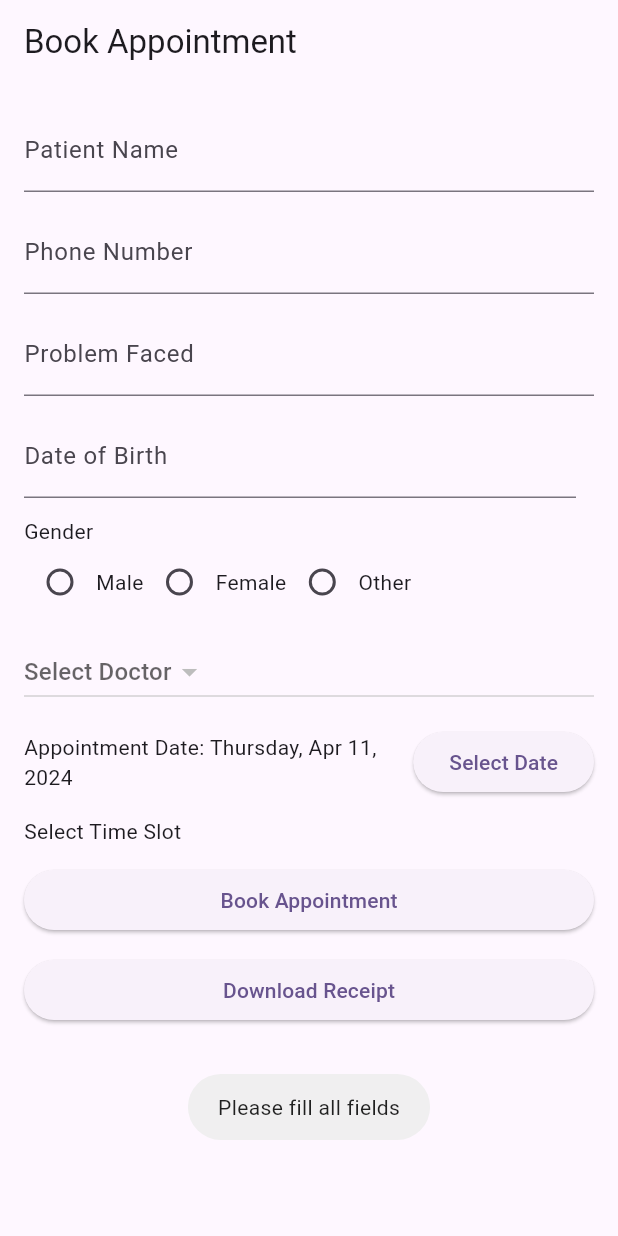
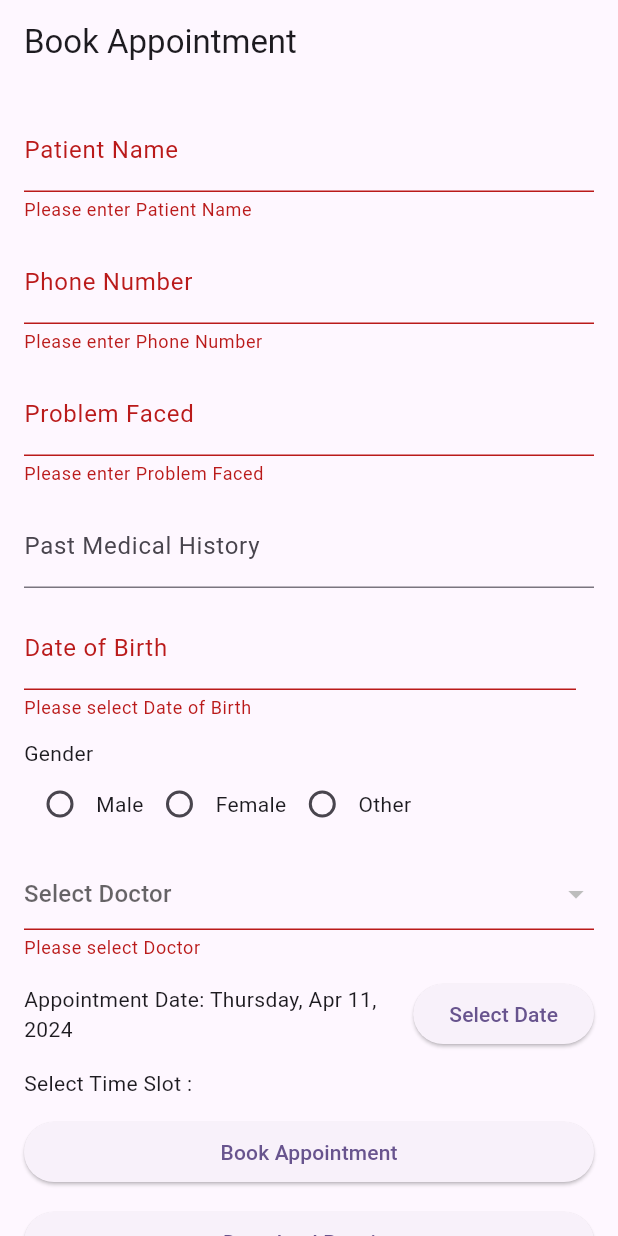
Before and after one commit to Tusharnp16/healthify, a Flutter app: the AppointmentBookingPage screen opened directly, after a tap on "Book Appointment", on a phone screen of 412 x 824 dp. Run offline on Flutter 3.47's test engine with Material 3 defaults, Android fonts, the phone set to English and light mode, and no system bars; our stand-ins replace cloud_firestore, firebase_auth, firebase_core, firebase_storage, flutter_local_notifications, flutter_rating_bar and 14 more; missing offline and left inert: flutter_pdfview, razorpay_flutter; accounts and stored records are empty.

Commit message:
book appointment

```diff
--- a/lib/bookAppointment.dart
+++ b/lib/bookAppointment.dart
@@ -33,14 +33,17 @@ class AppointmentBookingPage extends StatefulWidget {
 }
 
 class _AppointmentBookingPageState extends State<AppointmentBookingPage> {
+  final GlobalKey<FormState> _formKey = GlobalKey<FormState>();
+
   String _patientName = '';
   String _phoneNo = '';
   String _problem = '';
+  String _pastMedicalHistory = ''; // New field for past medical history
   String _selectedDoctor = '';
   DateTime _selectedDate = DateTime.now();
   DateTime? _selectedDOB;
+  TimeOfDay? _selectedSlot;
   String _selectedGender = '';
-  TimeOfDay? _selectedSlot;
   String? doctorId;
   String? gdoctorName;
   String? check;
@@ -82,7 +85,6 @@ class _AppointmentBookingPageState extends State<AppointmentBookingPage> {
   }
 
   void _handlePaymentSuccess(PaymentSuccessResponse response) async {
-    Fluttertoast.showToast(msg: "SUCCESS PAYMENT: ${response.paymentId}", timeInSecForIosWeb: 4);
     // Create and save receipt upon successful payment
     File pdfFile = await _createReceipt();
     // Navigate to PdfViewScreen to display the PDF
@@ -94,6 +96,8 @@ class _AppointmentBookingPageState extends State<AppointmentBookingPage> {
     );
     // Show notification for receipt download
     _showNotification();
+    // Insert data into Firestore only after payment success
+    _insertAppointmentData();
   }
 
   void _handlePaymentError(PaymentFailureResponse response) {
@@ -117,6 +121,7 @@ class _AppointmentBookingPageState extends State<AppointmentBookingPage> {
                 'Patient Name: $_patientName\n'
                 'Phone Number: $_phoneNo\n'
                 'Problem Faced: $_problem\n'
+                'Past Medical History: $_pastMedicalHistory\n' // Include past medical history in the receipt
                 'Selected Doctor: $_selectedDoctor\n'
                 'Appointment Date: ${DateFormat('EEEE, MMM d, yyyy').format(_selectedDate)}\n'
                 'Date of Birth: ${_selectedDOB != null ? DateFormat('yyyy-MM-dd').format(_selectedDOB!) : ''}\n'
@@ -165,10 +170,57 @@ class _AppointmentBookingPageState extends State<AppointmentBookingPage> {
     );
   }
 
-  void _showNotificationDownload() async {
-    var android = AndroidNotificationDetails('channelId', 'channelName', priority: Priority.high, importance: Importance.max);
-    var platform = NotificationDetails(android: android);
-    await flutterLocalNotificationsPlugin.show(0, 'Receipt Downloaded', 'Your receipt has been downloaded', platform, payload: '');
+  void _insertAppointmentData() {
+    // Check if required fields are filled
+    if (_patientName.isNotEmpty &&
+        _phoneNo.isNotEmpty &&
+        _problem.isNotEmpty &&
+        _selectedDoctor.isNotEmpty &&
+        _selectedDOB != null &&
+        _selectedGender.isNotEmpty) {
+      // Generate a unique user_id
+      String userId = DateTime.now().millisecondsSinceEpoch.toString();
+      // Insert data into Firestore
+      appointments.add({
+        'doctor_id': doctorId,
+        'user_id': userId,
+        'Name': _patientName,
+        'status': 'pending',
+        'reason': _problem,
+        // Include past medical history only if not empty
+        if (_pastMedicalHistory.isNotEmpty) 'past_medical_history': _pastMedicalHistory,
+        'dob': _selectedDOB,
+        'gender': _selectedGender,
+        'created_at': Timestamp.now(),
+        'timeSlot': _selectedSlot,
+      }).then((_) {
+        // Appointment booked successfully
+        Fluttertoast.showToast(msg: 'Appointment booked successfully');
+      }).catchError((error) {
+        // Error occurred while booking appointment
+        Fluttertoast.showToast(msg: 'Failed to book appointment: $error');
+      });
+    } else {
+      // Show validation messages for each empty required field
+      if (_patientName.isEmpty) {
+        Fluttertoast.showToast(msg: 'Please enter Patient Name');
+      }
+      if (_phoneNo.isEmpty) {
+        Fluttertoast.showToast(msg: 'Please enter Phone Number');
+      }
+      if (_problem.isEmpty) {
+        Fluttertoast.showToast(msg: 'Please enter Problem Faced');
+      }
+      if (_selectedDoctor.isEmpty) {
+        Fluttertoast.showToast(msg: 'Please select Doctor');
+      }
+      if (_selectedDOB == null) {
+        Fluttertoast.showToast(msg: 'Please select Date of Birth');
+      }
+      if (_selectedGender.isEmpty) {
+        Fluttertoast.showToast(msg: 'Please select Gender');
+      }
+    }
   }
 
   @override
@@ -179,19 +231,27 @@ class _AppointmentBookingPageState extends State<AppointmentBookingPage> {
       ),
       body: SingleChildScrollView(
         padding: EdgeInsets.all(16.0),
+        child: Form(
+          key: _formKey,
           child: Column(
             crossAxisAlignment: CrossAxisAlignment.stretch,
             children: <Widget>[
-            TextField(
+              TextFormField(
                 decoration: InputDecoration(labelText: 'Patient Name'),
                 onChanged: (value) {
                   setState(() {
                     _patientName = value;
                   });
                 },
+                validator: (value) {
+                  if (value!.isEmpty) {
+                    return 'Please enter Patient Name';
+                  }
+                  return null;
+                },
               ),
               SizedBox(height: 12.0),
-            TextField(
+              TextFormField(
                 decoration: InputDecoration(labelText: 'Phone Number'),
                 keyboardType: TextInputType.phone,
                 onChanged: (value) {
@@ -199,13 +259,34 @@ class _AppointmentBookingPageState extends State<AppointmentBookingPage> {
                     _phoneNo = value;
                   });
                 },
+                validator: (value) {
+                  if (value!.isEmpty) {
+                    return 'Please enter Phone Number';
+                  }
+                  return null;
+                },
               ),
               SizedBox(height: 12.0),
-            TextField(
+              TextFormField(
                 decoration: InputDecoration(labelText: 'Problem Faced'),
                 onChanged: (value) {
                   setState(() {
                     _problem = value;
+                  });
+                },
+                validator: (value) {
+                  if (value!.isEmpty) {
+                    return 'Please enter Problem Faced';
+                  }
+                  return null;
+                },
+              ),
+              SizedBox(height: 12.0),
+              TextFormField(
+                decoration: InputDecoration(labelText: 'Past Medical History'), // New field for past medical history
+                onChanged: (value) {
+                  setState(() {
+                    _pastMedicalHistory = value;
                   });
                 },
               ),
@@ -213,7 +294,7 @@ class _AppointmentBookingPageState extends State<AppointmentBookingPage> {
               Row(
                 children: <Widget>[
                   Expanded(
-                  child: TextField(
+                    child: TextFormField(
                       decoration: InputDecoration(labelText: 'Date of Birth'),
                       readOnly: true,
                       controller: TextEditingController(
@@ -230,6 +311,12 @@ class _AppointmentBookingPageState extends State<AppointmentBookingPage> {
                             _selectedDOB = picked;
                           });
                         }
+                      },
+                      validator: (value) {
+                        if (_selectedDOB == null) {
+                          return 'Please select Date of Birth';
+                        }
+                        return null;
                       },
                     ),
                   ),
@@ -295,7 +382,7 @@ class _AppointmentBookingPageState extends State<AppointmentBookingPage> {
                   return Row(
                     children: <Widget>[
                       Expanded(
-                      child: DropdownButton(
+                        child: DropdownButtonFormField(
                           items: doctorDropdownItems,
                           onChanged: (value) async {
                             setState(() {
@@ -306,6 +393,12 @@ class _AppointmentBookingPageState extends State<AppointmentBookingPage> {
                           },
                           value: _selectedDoctor.isNotEmpty ? _selectedDoctor : null,
                           hint: Text('Select Doctor'),
+                          validator: (value) {
+                            if (_selectedDoctor.isEmpty) {
+                              return 'Please select Doctor';
+                            }
+                            return null;
+                          },
                         ),
                       ),
                     ],
@@ -328,11 +421,15 @@ class _AppointmentBookingPageState extends State<AppointmentBookingPage> {
                 ],
               ),
               SizedBox(height: 12.0),
-            Column(
+              Row(
                 crossAxisAlignment: CrossAxisAlignment.start,
                 children: <Widget>[
-                Text('Select Time Slot'),
-                _buildSlotsButtons(), // Display slots using buttons
+                  Text('Select Time Slot :'),
+                  SizedBox(width: 12.0),
+
+                      _buildSlotsButtons(),
+
+                   // Display slots using buttons
                 ],
               ),
 
@@ -340,38 +437,8 @@ class _AppointmentBookingPageState extends State<AppointmentBookingPage> {
 
               ElevatedButton(
                 onPressed: () {
-                print(doctorId);
-                print(check);
-                // Check if all fields are filled
-                if (_patientName.isNotEmpty &&
-                    _phoneNo.isNotEmpty &&
-                    _problem.isNotEmpty &&
-                    _selectedDoctor.isNotEmpty &&
-                    _selectedDOB != null &&
-                    _selectedGender.isNotEmpty) {
-                  // Generate a unique user_id
-                  String userId = DateTime.now().millisecondsSinceEpoch.toString();
-                  // Insert data into Firestore
-                  appointments.add({
-                    'doctor_id': doctorId,
-                    'user_id': userId,
-                    'Name': _patientName,
-                    'status': 'pending',
-                    'reason': _problem,
-                    'dob': _selectedDOB,
-                    'gender': _selectedGender,
-                    'created_at': Timestamp.now(),
-                  }).then((_) {
+                  if (_formKey.currentState!.validate()) {
                     openCheckout();
-                    // Appointment booked successfully
-                    Fluttertoast.showToast(msg: 'Appointment booked successfully');
-                    // Initiating payment
-                  }).catchError((error) {
-                    // Error occurred while booking appointment
-                    Fluttertoast.showToast(msg: 'Failed to book appointment: $error');
-                  });
-                } else {
-                  Fluttertoast.showToast(msg: 'Please fill all fields');
                   }
                 },
                 child: Text('Book Appointment'),
@@ -382,6 +449,7 @@ class _AppointmentBookingPageState extends State<AppointmentBookingPage> {
                 child: Text('Download Receipt'),
               ),
             ],
+          ),
         ),
       ),
     );
@@ -422,7 +490,6 @@ class _AppointmentBookingPageState extends State<AppointmentBookingPage> {
     }
   }
 
-
   void _fetchWeeklySlots(String day) async {
     try {
       final DocumentSnapshot doc = await FirebaseFirestore.instance
@@ -453,48 +520,45 @@ class _AppointmentBookingPageState extends State<AppointmentBookingPage> {
   }
 
   Widget _buildSlotsButtons() {
-    return Column(
+    return Row(
       crossAxisAlignment: CrossAxisAlignment.start,
       children: _selectedSlots.map<Widget>((TimeOfDay? slot) {
         bool isSelected = _selectedSlot == slot; // Check if current slot is selected
-        if (slot != null) {
         return Padding(
-            padding: const EdgeInsets.symmetric(vertical: 8.0),
+          padding: const EdgeInsets.all(5.0),
           child: ElevatedButton(
             onPressed: () {
               // Handle slot selection
               setState(() {
-                  _selectedSlot = slot; // Update selected slot
+                _selectedSlot = slot;
               });
             },
             style: ElevatedButton.styleFrom(
               backgroundColor: isSelected ? Colors.green : null, // Change button color if selected
             ),
             child: Text(
-                '${slot.format(context)}',
+              '${slot!.format(context)}',
               style: TextStyle(
                 color: isSelected ? Colors.white : null, // Change text color if selected
               ),
             ),
           ),
         );
-        } else {
-          return Padding(
-            padding: const EdgeInsets.symmetric(vertical: 8.0),
-            child: Text('No slots available'),
-          );
-        }
       }).toList(),
     );
   }
-
-
 
   Future<void> _downloadReceipt() async {
     // Create and save the receipt
     await _createReceipt();
     // Show notification for download
     _showNotificationDownload();
+  }
+
+  void _showNotificationDownload() async {
+    var android = AndroidNotificationDetails('channelId', 'channelName', priority: Priority.high, importance: Importance.max);
+    var platform = NotificationDetails(android: android);
+    await flutterLocalNotificationsPlugin.show(0, 'Receipt Downloaded', 'Your receipt has been downloaded', platform, payload: '');
   }
 }
 
```
Lines whose indentation alone changed are shown as unchanged.
